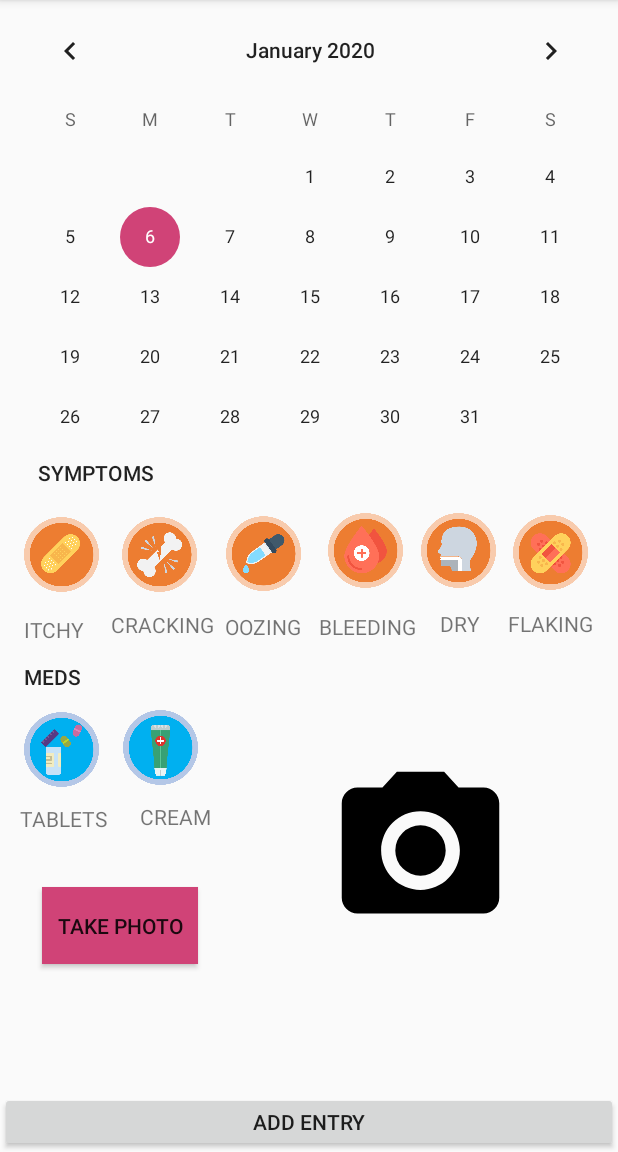
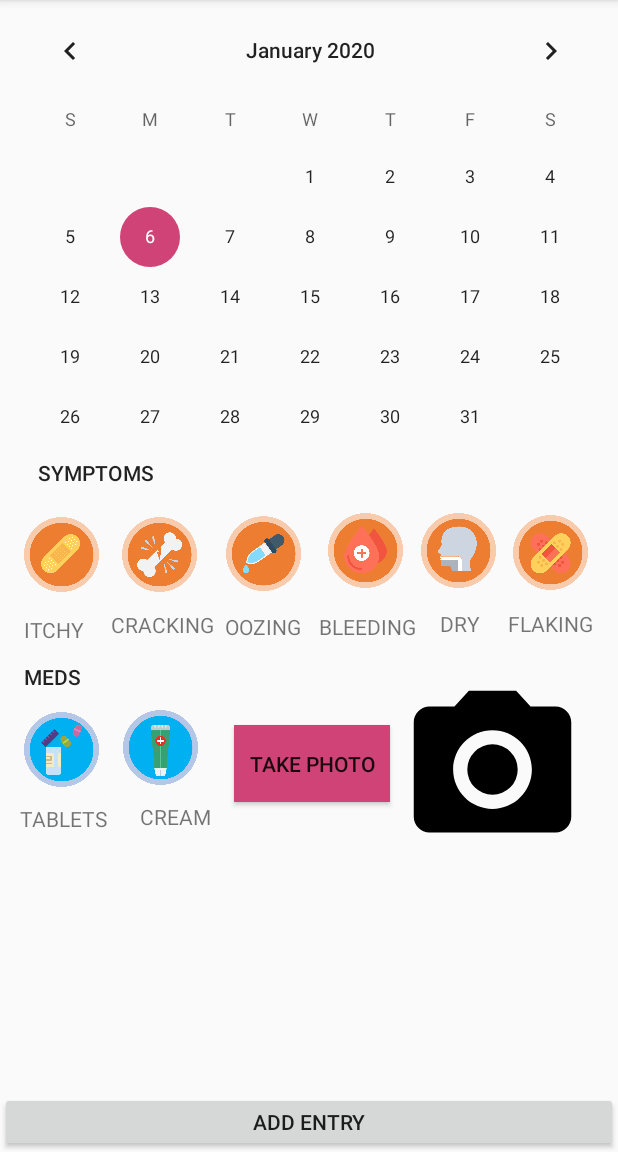
Before and after one commit to ElliotQuigley1/EczemaAppProject, an Android app: the CalendarActivity screen opened directly, with no data from a screen before it, on a phone screen of 412 x 824 dp, the part 84-1236 px from its top. Run offline under Robolectric (Android 15) with nearby library versions, the phone set to English and light mode, and no system bars; our stand-ins replace navigation-ui; libraries missing offline, so code that uses them is left out: com.jjoe64.graphview; 2 statements that could not run were skipped.

```diff
--- a/app/src/main/java/com/example/calendarattempt4/child.java
+++ b/app/src/main/java/com/example/calendarattempt4/child.java
@@ -1,7 +1,7 @@
 package com.example.calendarattempt4;
 import java.sql.*;
 
-public class child {
+public class child{
     // Initialises objects
     protected int child_ID;         //Stores CHILD's ID, unique, used for database search
     protected int parent_ID;        //Stores PARENT's ID which CHILD belongs to
--- a/app/src/main/res/layout/activity_calendar_layout.xml
+++ b/app/src/main/res/layout/activity_calendar_layout.xml
@@ -248,8 +248,8 @@
             android:id="@+id/takephoto"
             android:layout_width="104dp"
             android:layout_height="51dp"
-            android:layout_marginTop="164dp"
-            android:layout_marginEnd="280dp"
+            android:layout_marginTop="56dp"
+            android:layout_marginEnd="152dp"
             android:background="@color/colorAccent"
             android:text="TAKE PHOTO"
             app:layout_constraintEnd_toEndOf="parent"
@@ -263,10 +263,10 @@
             android:layout_marginBottom="40dp"
             app:layout_constraintBottom_toTopOf="@+id/button"
             app:layout_constraintEnd_toEndOf="parent"
-            app:layout_constraintHorizontal_bias="0.541"
+            app:layout_constraintHorizontal_bias="1.0"
             app:layout_constraintStart_toEndOf="@+id/textView11"
             app:layout_constraintTop_toTopOf="@+id/textView8"
-            app:layout_constraintVertical_bias="0.48"
+            app:layout_constraintVertical_bias="0.0"
             app:srcCompat="@drawable/ic_menu_camera" />
 
     </androidx.constraintlayout.widget.ConstraintLayout>
```
Also changed, not shown: app/src/main/java/com/example/calendarattempt4/MainActivity.java (+5 -3 lines).
